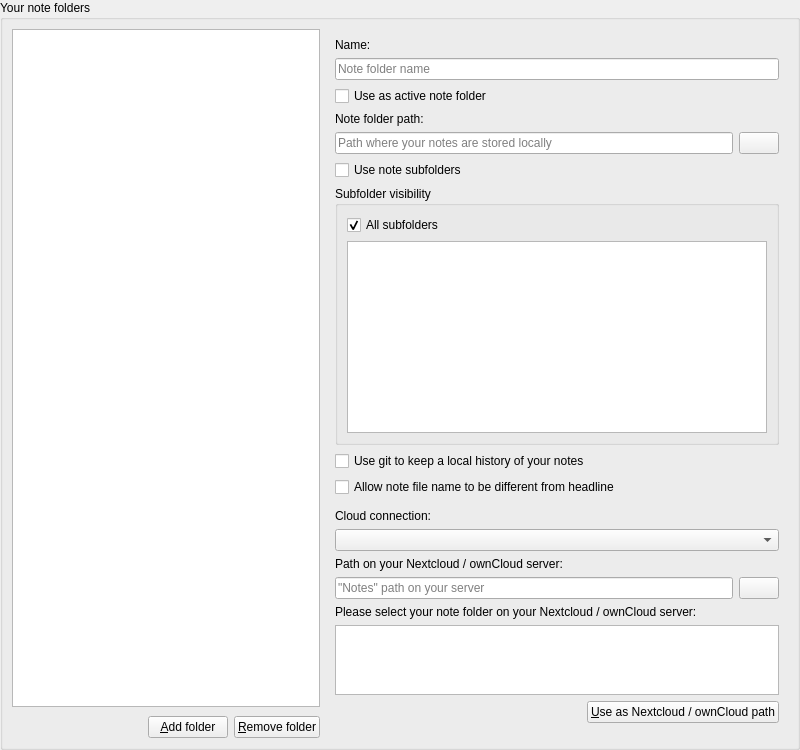
First picture: the form in src/widgets/settings/notefoldersettingswidget.ui, repository pbek/QOwnNotes, before the edit.
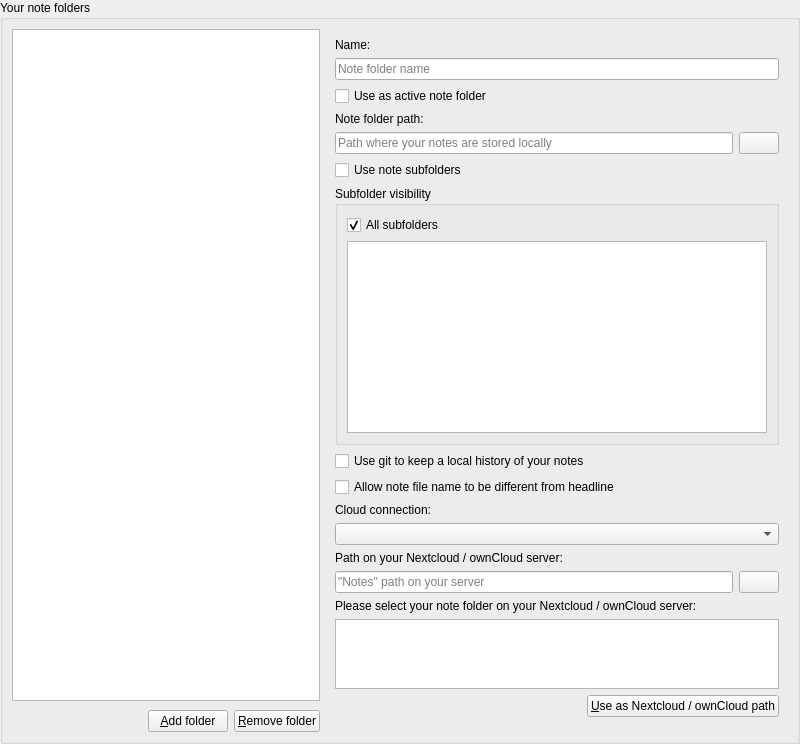
Second picture: the form after the edit. Icons and pictures are not drawn. Custom widgets are drawn as their Qt base class.

What changed in the file:
```diff
--- a/src/widgets/settings/notefoldersettingswidget.ui
+++ b/src/widgets/settings/notefoldersettingswidget.ui
@@ -155,7 +155,7 @@
          <enum>QFrame::Shadow::Raised</enum>
         </property>
         <layout class="QGridLayout" name="gridLayout_22">
-         <item row="14" column="0" colspan="2">
+         <item row="13" column="0" colspan="2">
           <widget class="QFrame" name="noteFolderRemotePathTreeWidgetFrame">
            <property name="frameShape">
             <enum>QFrame::Shape::NoFrame</enum>
@@ -246,21 +246,21 @@
            </layout>
           </widget>
          </item>
-         <item row="10" column="0" colspan="2">
+         <item row="9" column="0" colspan="2">
           <widget class="QLabel" name="noteFolderCloudConnectionLabel">
            <property name="text">
             <string>Cloud connection:</string>
            </property>
           </widget>
          </item>
-         <item row="11" column="0" colspan="2">
+         <item row="10" column="0" colspan="2">
           <widget class="QComboBox" name="noteFolderCloudConnectionComboBox">
            <property name="toolTip">
             <string>Select the cloud connection to use for this note folder. Select "None" if this note folder should not be synced to a server. Cloud versioning, trash and sharing will then be disabled for this note folder.</string>
            </property>
           </widget>
          </item>
-         <item row="12" column="0" colspan="2">
+         <item row="11" column="0" colspan="2">
           <widget class="QLabel" name="noteFolderRemotePathLabel">
            <property name="text">
              <string>Path on your Nextcloud / ownCloud server:</string>
@@ -390,7 +390,7 @@
            </property>
           </widget>
          </item>
-         <item row="13" column="1">
+         <item row="12" column="1">
           <widget class="QPushButton" name="noteFolderRemotePathButton">
            <property name="toolTip">
              <string>Click here to select your remote note path on your Nextcloud / ownCloud server</string>
@@ -451,7 +451,7 @@
             </property>
           </widget>
          </item>
-         <item row="13" column="0">
+         <item row="12" column="0">
           <widget class="QLineEdit" name="noteFolderRemotePathLineEdit">
            <property name="toolTip">
              <string>Set the Nextcloud / ownCloud path where the note folder path will be synced to on your Nextcloud / ownCloud server.</string>
```
Left out of the diff: 26 changed lines with no effect on the pictures.
